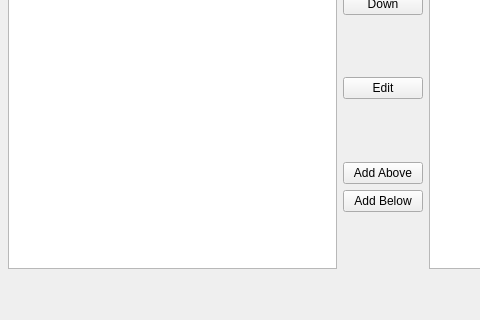
The window that mscore/mscore/instrdialog.ui (musescore/musescore-old) describes before a commit, drawn with Qt 5; both pictures show x 0 to 480 and y 213 to 533 of the 766 by 533 pixel window.
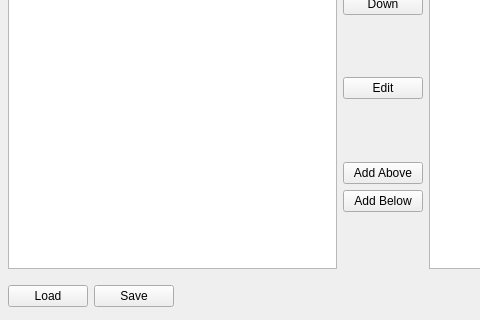
The same window after the commit.

The edit to the form file:
```diff
--- a/mscore/mscore/instrdialog.ui
+++ b/mscore/mscore/instrdialog.ui
@@ -264,6 +264,32 @@
      <property name="spacing" >
       <number>6</number>
      </property>
+     <property name="leftMargin" >
+      <number>0</number>
+     </property>
+     <property name="topMargin" >
+      <number>0</number>
+     </property>
+     <property name="rightMargin" >
+      <number>0</number>
+     </property>
+     <property name="bottomMargin" >
+      <number>0</number>
+     </property>
+     <item>
+      <widget class="QPushButton" name="loadButton" >
+       <property name="text" >
+        <string>Load</string>
+       </property>
+      </widget>
+     </item>
+     <item>
+      <widget class="QPushButton" name="saveButton" >
+       <property name="text" >
+        <string>Save</string>
+       </property>
+      </widget>
+     </item>
      <item>
       <spacer>
        <property name="orientation" >
```
Left out of the diff: 76 changed lines with no effect on the pictures.
